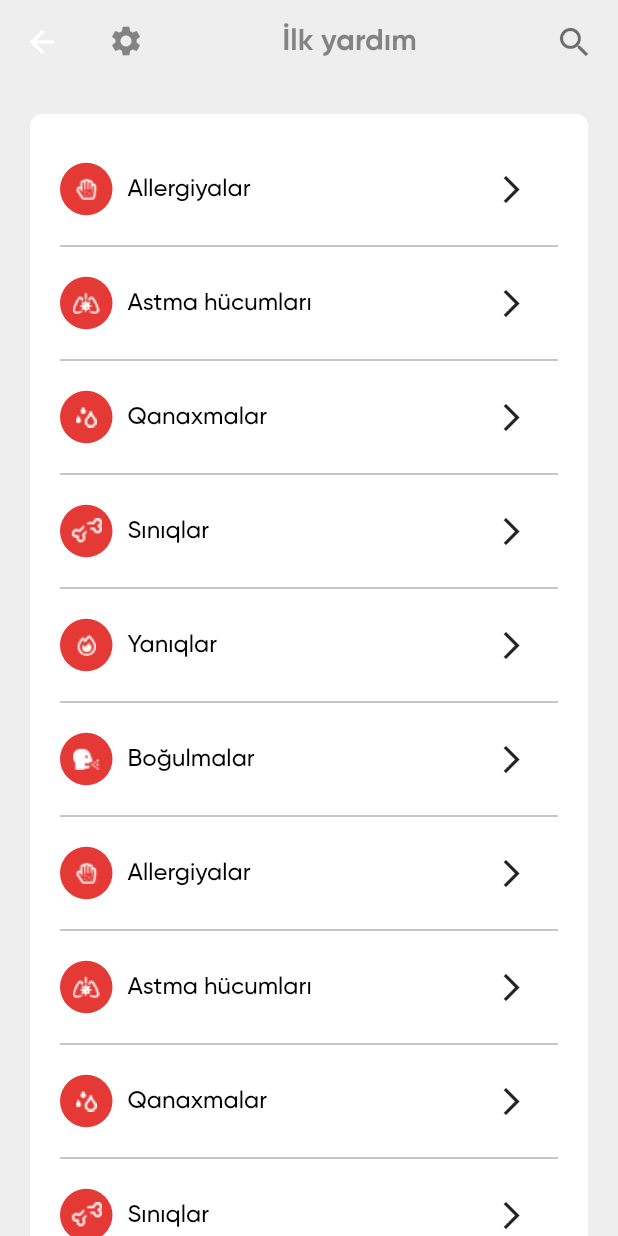
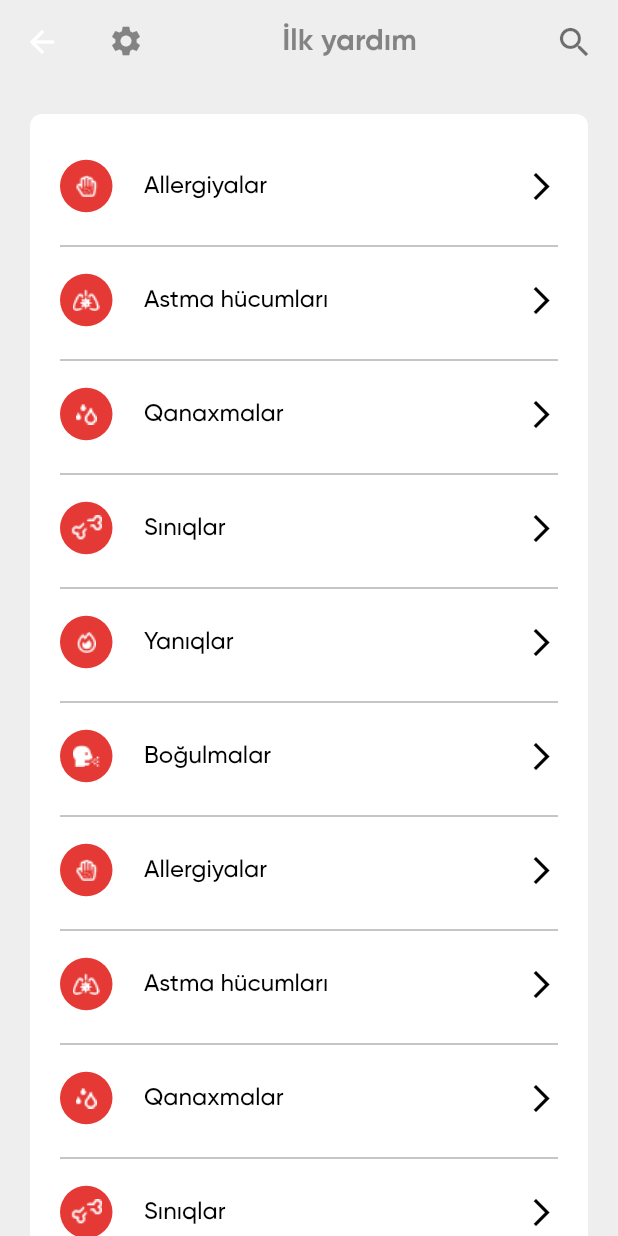
Before and after one commit to ilkinvaliyev/first_aid, a Flutter app: the FirstAid screen opened directly, on a phone screen of 412 x 824 dp. Run offline on Flutter 3.47's test engine with Material 2 defaults, Android fonts, the phone set to English and light mode, and no system bars.

Commit message:
diger sehifelerde listile duzeldi

```diff
--- a/lib/ui/firstaid/home.dart
+++ b/lib/ui/firstaid/home.dart
@@ -96,14 +96,10 @@ class _HomeState extends State<FirstAid> {
       child: Container(
         width: MediaQuery.of(context).size.width,
         height: 60,
-        child: Row(
-          children: <Widget>[
-            Container(
-              width: 250,
-              height: 35,
-              child: Row(
-                children: [
-                  Container(
+        child:  Container(
+          child: ListTile(
+            contentPadding: EdgeInsets.symmetric(horizontal: 0),
+            leading: Container(
                 width: 35,
                 height: 35,
                 decoration: BoxDecoration(
@@ -111,18 +107,22 @@ class _HomeState extends State<FirstAid> {
                   borderRadius: BorderRadius.circular(40),
                   image: DecorationImage(
                     image: AssetImage("assets/images/$icon"),
-                        )
+                  ),
+                )),
+            title: Text(
+              name,
+              style: TextStyle(
+                  fontSize: 16,
+                  fontWeight: FontWeight.w500,
+                  color: Colors.black),
+            ),
+            trailing: Icon(
+              Icons.arrow_forward_ios,
+              color: Colors.black,
+              size: 22,
             ),
           ),
-                  SizedBox(width: 10,),
-                  Text(name,style: TextStyle(fontSize: 16,fontWeight: FontWeight.w500,color: Colors.black),)
-                ],
-              ),
-            ),
-            SizedBox(width: 40,),
-            Icon(Icons.arrow_forward_ios,size: 22,)
-          ],
-        ),
+        )
       ),
     );
   }
--- a/lib/ui/tech.dart
+++ b/lib/ui/tech.dart
@@ -110,10 +110,12 @@ class _TechState extends State<Tech> {
               ),
               trailing: Icon(
                 Icons.arrow_forward_ios,
+                color: Colors.black,
                 size: 22,
               ),
             ),
-          )),
+          )
+      ),
     ));
   }
 
```
Also changed, not shown: lib/ui/preparation/preparation.dart (+36 -28 lines). Lines whose indentation alone changed are shown as unchanged.
